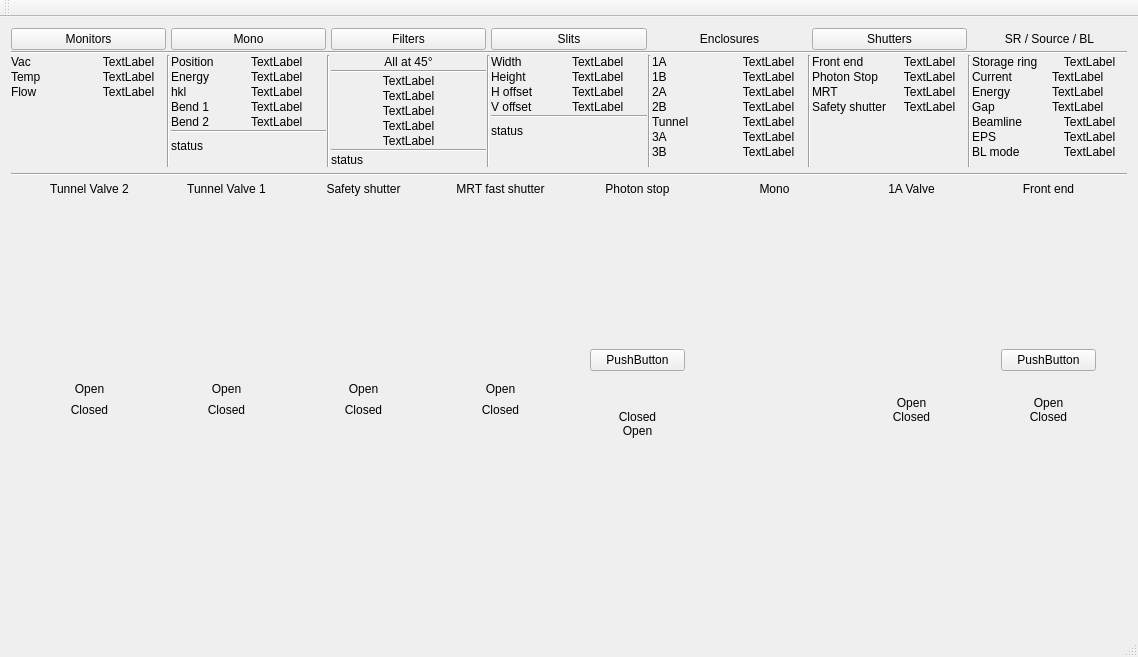
Qt form qimbl/qimbl.ui (MatthewJCameron/imbl) before a commit.
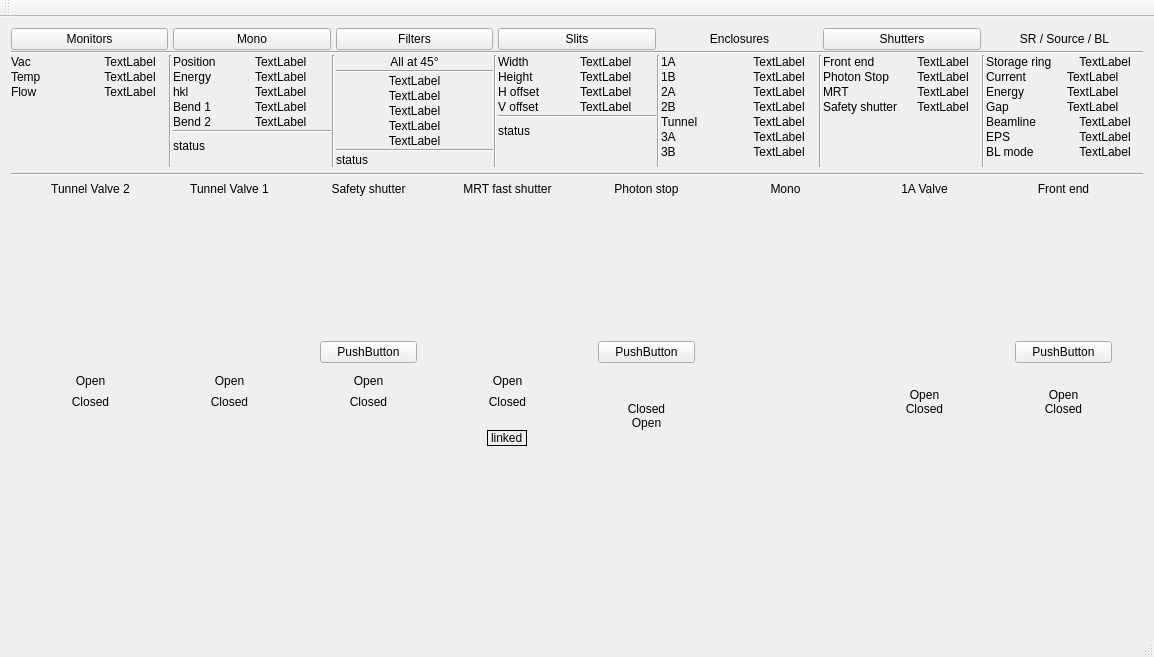
The same form after that commit. The open tabs and pages were chosen to show the change. Icons and pictures are not drawn. Custom widgets are drawn as their Qt base class.

```diff
--- a/qimbl/qimbl.ui
+++ b/qimbl/qimbl.ui
@@ -6,7 +6,7 @@
    <rect>
     <x>0</x>
     <y>0</y>
-    <width>1138</width>
+    <width>1154</width>
     <height>657</height>
    </rect>
   </property>
@@ -1234,19 +1234,6 @@
           </property>
          </widget>
         </item>
-        <item row="6" column="7">
-         <spacer name="verticalSpacer_8">
-          <property name="orientation">
-           <enum>Qt::Vertical</enum>
-          </property>
-          <property name="sizeHint" stdset="0">
-           <size>
-            <width>20</width>
-            <height>40</height>
-           </size>
-          </property>
-         </spacer>
-        </item>
         <item row="0" column="3">
          <widget class="QLabel" name="label_50">
           <property name="text">
@@ -1305,61 +1292,6 @@
           </property>
          </widget>
         </item>
-        <item row="1" column="7">
-         <widget class="MrtShutterGui" name="shmrt" native="true"/>
-        </item>
-        <item row="1" column="9">
-         <widget class="QWidget" name="verticalWidget" native="true">
-          <layout class="QVBoxLayout" name="verticalLayout_5">
-           <item>
-            <spacer name="verticalSpacer_9">
-             <property name="orientation">
-              <enum>Qt::Vertical</enum>
-             </property>
-             <property name="sizeHint" stdset="0">
-              <size>
-               <width>20</width>
-               <height>40</height>
-              </size>
-             </property>
-            </spacer>
-           </item>
-           <item>
-            <widget class="QPushButton" name="sh1AControl">
-             <property name="text">
-              <string>PushButton</string>
-             </property>
-            </widget>
-           </item>
-          </layout>
-         </widget>
-        </item>
-        <item row="1" column="15">
-         <widget class="QWidget" name="verticalWidget_2" native="true">
-          <layout class="QVBoxLayout" name="verticalLayout_6">
-           <item>
-            <spacer name="verticalSpacer_10">
-             <property name="orientation">
-              <enum>Qt::Vertical</enum>
-             </property>
-             <property name="sizeHint" stdset="0">
-              <size>
-               <width>20</width>
-               <height>40</height>
-              </size>
-             </property>
-            </spacer>
-           </item>
-           <item>
-            <widget class="QPushButton" name="shfeControl">
-             <property name="text">
-              <string>PushButton</string>
-             </property>
-            </widget>
-           </item>
-          </layout>
-         </widget>
-        </item>
         <item row="3" column="5" rowspan="2">
          <widget class="QLabelLineTwo" name="shIndSS_c">
           <property name="text">
@@ -1535,6 +1467,137 @@
           </property>
          </widget>
         </item>
+        <item row="1" column="15">
+         <widget class="QWidget" name="verticalWidget_2" native="true">
+          <layout class="QVBoxLayout" name="verticalLayout_6">
+           <item>
+            <spacer name="verticalSpacer_10">
+             <property name="orientation">
+              <enum>Qt::Vertical</enum>
+             </property>
+             <property name="sizeHint" stdset="0">
+              <size>
+               <width>20</width>
+               <height>40</height>
+              </size>
+             </property>
+            </spacer>
+           </item>
+           <item>
+            <widget class="QPushButton" name="shfeControl">
+             <property name="text">
+              <string>PushButton</string>
+             </property>
+            </widget>
+           </item>
+          </layout>
+         </widget>
+        </item>
+        <item row="1" column="7">
+         <widget class="MrtShutterGui" name="shmrt" native="true"/>
+        </item>
+        <item row="7" column="7">
+         <spacer name="verticalSpacer_8">
+          <property name="orientation">
+           <enum>Qt::Vertical</enum>
+          </property>
+          <property name="sizeHint" stdset="0">
+           <size>
+            <width>20</width>
+            <height>40</height>
+           </size>
+          </property>
+         </spacer>
+        </item>
+        <item row="1" column="9">
+         <widget class="QWidget" name="psControl" native="true">
+          <layout class="QVBoxLayout" name="verticalLayout_5">
+           <item>
+            <spacer name="verticalSpacer_9">
+             <property name="orientation">
+              <enum>Qt::Vertical</enum>
+             </property>
+             <property name="sizeHint" stdset="0">
+              <size>
+               <width>20</width>
+               <height>40</height>
+              </size>
+             </property>
+            </spacer>
+           </item>
+           <item>
+            <widget class="QPushButton" name="sh1AControl2">
+             <property name="text">
+              <string>PushButton</string>
+             </property>
+            </widget>
+           </item>
+          </layout>
+         </widget>
+        </item>
+        <item row="1" column="5">
+         <widget class="QWidget" name="ssControl" native="true">
+          <layout class="QVBoxLayout" name="verticalLayout_7">
+           <item>
+            <spacer name="verticalSpacer_11">
+             <property name="orientation">
+              <enum>Qt::Vertical</enum>
+             </property>
+             <property name="sizeHint" stdset="0">
+              <size>
+               <width>20</width>
+               <height>40</height>
+              </size>
+             </property>
+            </spacer>
+           </item>
+           <item>
+            <widget class="QPushButton" name="sh1AControl1">
+             <property name="text">
+              <string>PushButton</string>
+             </property>
+            </widget>
+           </item>
+          </layout>
+         </widget>
+        </item>
+        <item row="6" column="9">
+         <widget class="LinkedRight" name="linkedRight" native="true"/>
+        </item>
+        <item row="6" column="6" colspan="3">
+         <widget class="LinkedMiddle" name="linked" native="true">
+          <layout class="QHBoxLayout" name="horizontalLayout">
+           <property name="spacing">
+            <number>0</number>
+           </property>
+           <property name="margin">
+            <number>0</number>
+           </property>
+           <item>
+            <widget class="QLabel" name="label_12">
+             <property name="sizePolicy">
+              <sizepolicy hsizetype="Fixed" vsizetype="Preferred">
+               <horstretch>0</horstretch>
+               <verstretch>0</verstretch>
+              </sizepolicy>
+             </property>
+             <property name="autoFillBackground">
+              <bool>true</bool>
+             </property>
+             <property name="frameShape">
+              <enum>QFrame::Box</enum>
+             </property>
+             <property name="text">
+              <string>linked</string>
+             </property>
+            </widget>
+           </item>
+          </layout>
+         </widget>
+        </item>
+        <item row="6" column="5">
+         <widget class="LinkedLeft" name="linkedLeft" native="true"/>
+        </item>
        </layout>
       </widget>
      </widget>
@@ -1574,6 +1637,24 @@
    <extends>QLabel</extends>
    <header>qimbl.h</header>
   </customwidget>
+  <customwidget>
+   <class>LinkedLeft</class>
+   <extends>QWidget</extends>
+   <header>qimbl.h</header>
+   <container>1</container>
+  </customwidget>
+  <customwidget>
+   <class>LinkedRight</class>
+   <extends>QWidget</extends>
+   <header>qimbl.h</header>
+   <container>1</container>
+  </customwidget>
+  <customwidget>
+   <class>LinkedMiddle</class>
+   <extends>QWidget</extends>
+   <header>qimbl.h</header>
+   <container>1</container>
+  </customwidget>
  </customwidgets>
  <resources>
   <include location="qimbl.qrc"/>
```
Left out of the diff: 30 changed lines with no effect on the pictures.
